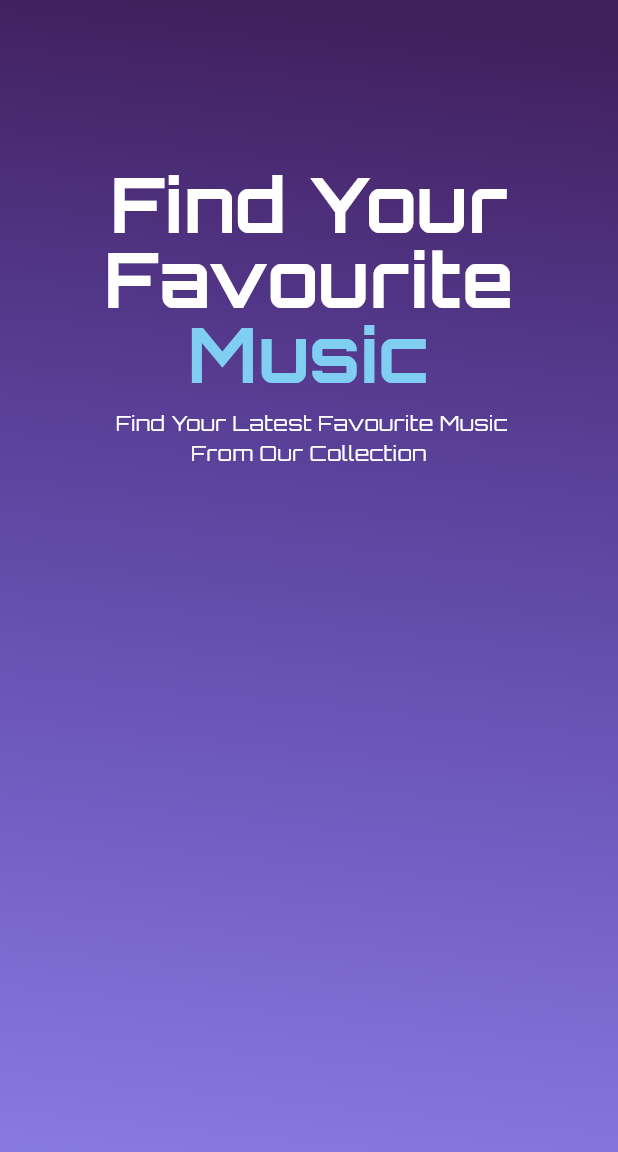
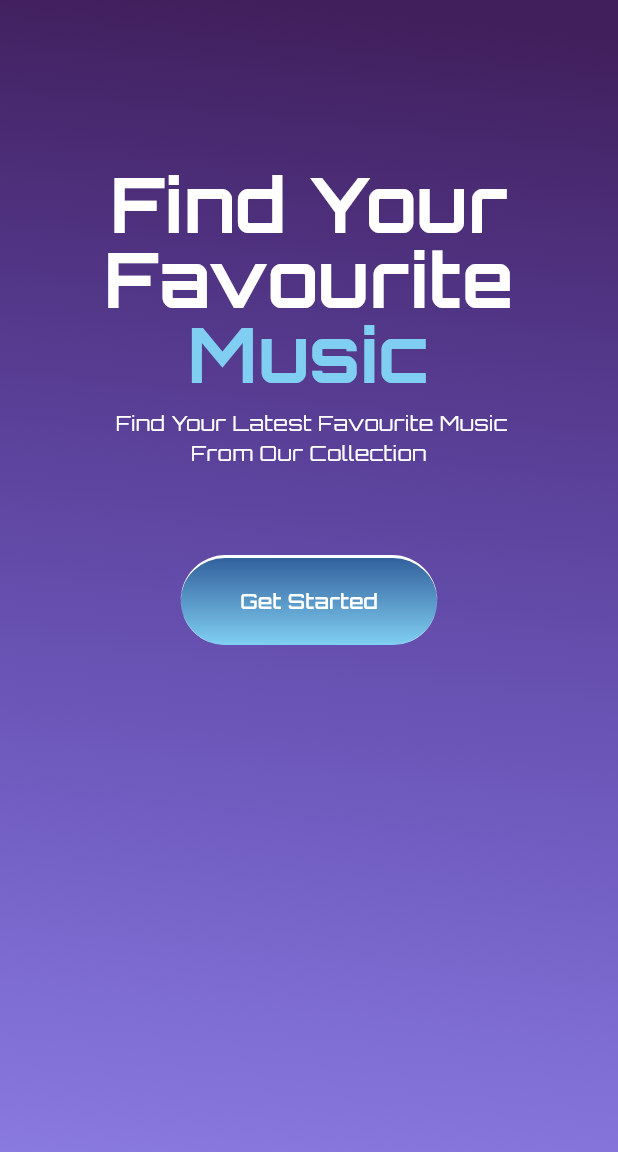
Before and after one commit to EngMohamed3382/music_app, a Flutter app: the screen it shows after launch, on a phone screen of 412 x 824 dp. Shown: the top 1152 px of the screen. Run offline on Flutter 3.47's test engine with Material 3 defaults, Android fonts, the phone set to English and light mode, and no system bars.

Commit message:
Part 8 design on Boarding Page Part 5 make custom Button in onBoarding page

```diff
--- a/lib/core/resources/color_managers.dart
+++ b/lib/core/resources/color_managers.dart
@@ -5,4 +5,6 @@ class ColorManagers {
   static const Color kSecondPrimaryColor = Color(0xff2C17CA);
   static const Color kWhite = Colors.white ;
   static const Color kLightBlue = Color(0xff80CFF2);
+  static const Color kLight2Blue = Color(0xff2f5d9a);
+
 }
--- a/lib/core/resources/height_values_managers.dart
+++ b/lib/core/resources/height_values_managers.dart
@@ -1,7 +1,9 @@
 class HeightValuesManagers{
   static const double h1 = 1;
   static const double h11 = 11;
+  static const double h58 = 58;
+  static const double h60 = 60;
   static const double h111 = 111;
   static const double h150 = 150;
-
+  static const double h171 = 171;
 }
--- /dev/null
+++ b/lib/core/resources/radius_values_managers.dart
@@ -0,0 +1,3 @@
+class RadiusValuesManagers {
+  static const double r50 = 50;
+}
--- a/lib/core/resources/string_value.dart
+++ b/lib/core/resources/string_value.dart
@@ -2,4 +2,5 @@ class StringsValues {
   static const String subTitleOnBoardingPage = " Find Your Latest Favourite Music From Our Collection ";
   static const String titleOnBoardingPage = "Find Your Favourite";
   static const String music ="Music";
+  static const String getStarted = "Get Started";
 }
--- a/lib/core/resources/width_values_managers.dart
+++ b/lib/core/resources/width_values_managers.dart
@@ -1,3 +1,5 @@
 class WidthValuesManagers{
+  static const double w2 = 2;
   static const double w150 = 150;
+  static const double w171 = 171;
 }
--- a/lib/features/on_boarding/screens/on_boarding_screen.dart
+++ b/lib/features/on_boarding/screens/on_boarding_screen.dart
@@ -2,6 +2,7 @@ import 'package:flutter/material.dart';
 import 'package:music_app/core/resources/alignment_managers.dart';
 import 'package:music_app/core/resources/color_managers.dart';
 import 'package:music_app/core/resources/height_values_managers.dart';
+import 'package:music_app/features/on_boarding/widgets/custom_button_on_boarding_page.dart';
 import 'package:music_app/features/on_boarding/widgets/custom_sub_title_on_Boardong_page.dart';
 import 'package:music_app/features/on_boarding/widgets/custom_title_on_boarding_page.dart';
 
@@ -36,6 +37,10 @@ class OnBoardingScreen extends StatelessWidget {
                   height: HeightValuesManagers.h11,
                 ),
                 CustomSubTitleOnBoardingPage(),
+                SizedBox(
+                  height: HeightValuesManagers.h58,
+                ),
+                CustomButtonOnBoardingPage(),
               ],
             )),
       ),
--- /dev/null
+++ b/lib/features/on_boarding/widgets/custom_button_on_boarding_page.dart
@@ -0,0 +1,41 @@
+import 'package:flutter/material.dart';
+import 'package:music_app/core/resources/color_managers.dart';
+import 'package:music_app/core/resources/height_values_managers.dart';
+import 'package:music_app/core/resources/radius_values_managers.dart';
+import 'package:music_app/core/resources/string_value.dart';
+import 'package:music_app/core/resources/width_values_managers.dart';
+
+class CustomButtonOnBoardingPage extends StatelessWidget {
+  const CustomButtonOnBoardingPage({
+    super.key,
+  });
+
+  @override
+  Widget build(BuildContext context) {
+    return MaterialButton(
+        child: Container(
+            alignment: Alignment.center,
+            width: WidthValuesManagers.w171,
+            height: HeightValuesManagers.h60,
+            decoration: BoxDecoration(
+                borderRadius: BorderRadius.circular(RadiusValuesManagers.r50),
+                border: Border(
+                    top: BorderSide(
+                      color: ColorManagers.kWhite,
+                      width: WidthValuesManagers.w2,
+                    )),
+                color: ColorManagers.kWhite,
+                gradient: LinearGradient(
+                    begin: Alignment(0.00, -1.00),
+                    end: Alignment(0, 1),
+                    colors: [
+                      ColorManagers.kLight2Blue,
+                      ColorManagers.kLightBlue,
+                    ])),
+            child: Text(
+              StringsValues.getStarted,
+              style: TextStyle(color: ColorManagers.kWhite),
+            )),
+        onPressed: () {});
+  }
+}
```
